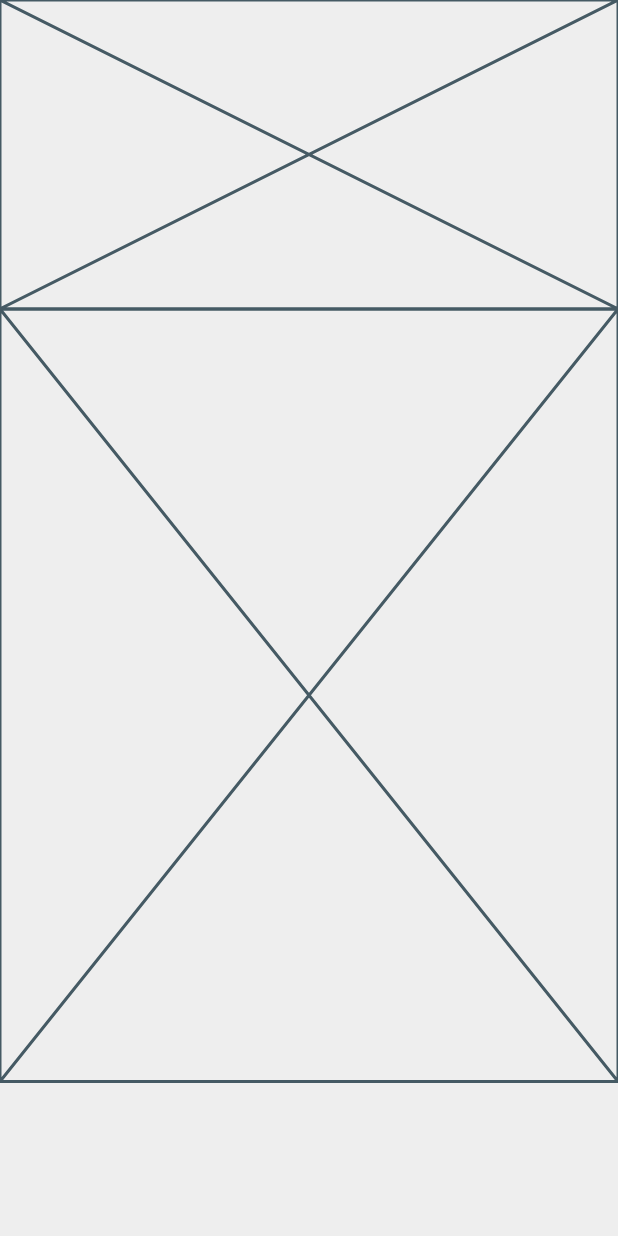
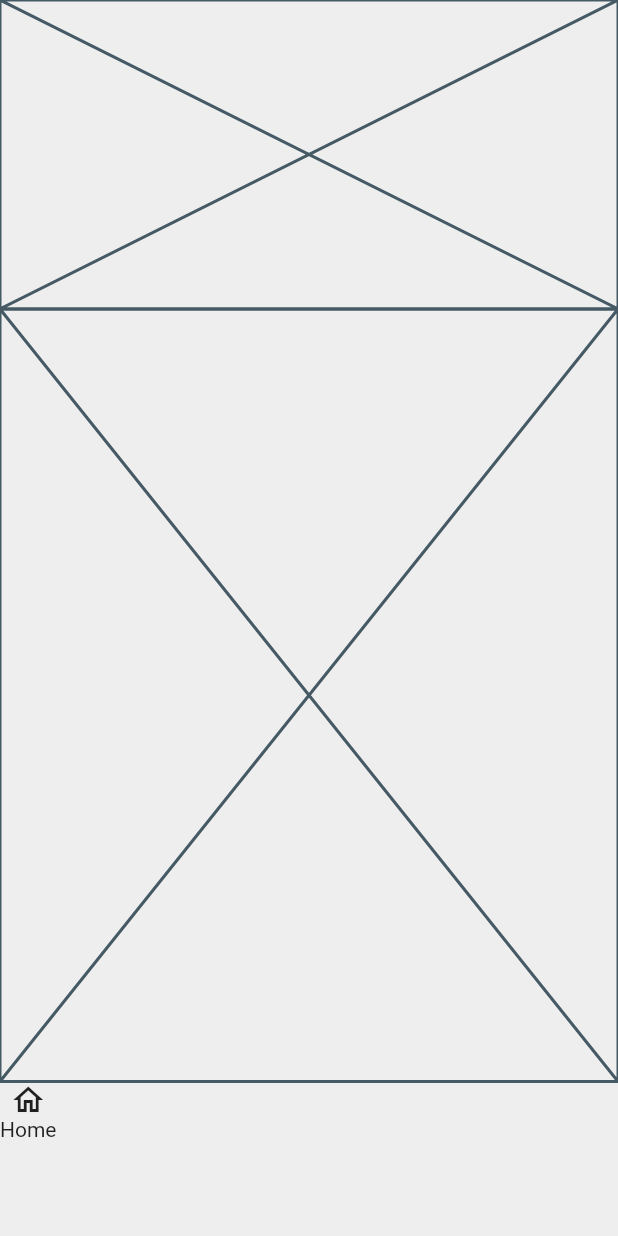
Before and after one commit to JAICHANGPARK/flutter_notebook_11th_story, a Flutter app: the screen it shows after launch, on a phone screen of 412 x 824 dp. Run offline on Flutter 3.47's test engine with Material 2 defaults, Android fonts, the phone set to English and light mode, and no system bars; our stand-ins replace backdrop, badges, flutter_inner_drawer, flutter_slidable, flutter_swiper, google_fonts.

Commit message:
Update food_home_page.dart

```diff
--- a/lib/ep744_food_app/ui/food_home_page.dart
+++ b/lib/ep744_food_app/ui/food_home_page.dart
@@ -27,7 +27,12 @@ class _FoodHomePageState extends State<FoodHomePage> {
                 child: Container(
                   child: Row(
                     children: [
-
+                      Column(
+                        children: [
+                          Icon(Icons.home_outlined),
+                          Text("Home")
+                        ],
+                      )
                     ],
                   ),
                 )),
```
